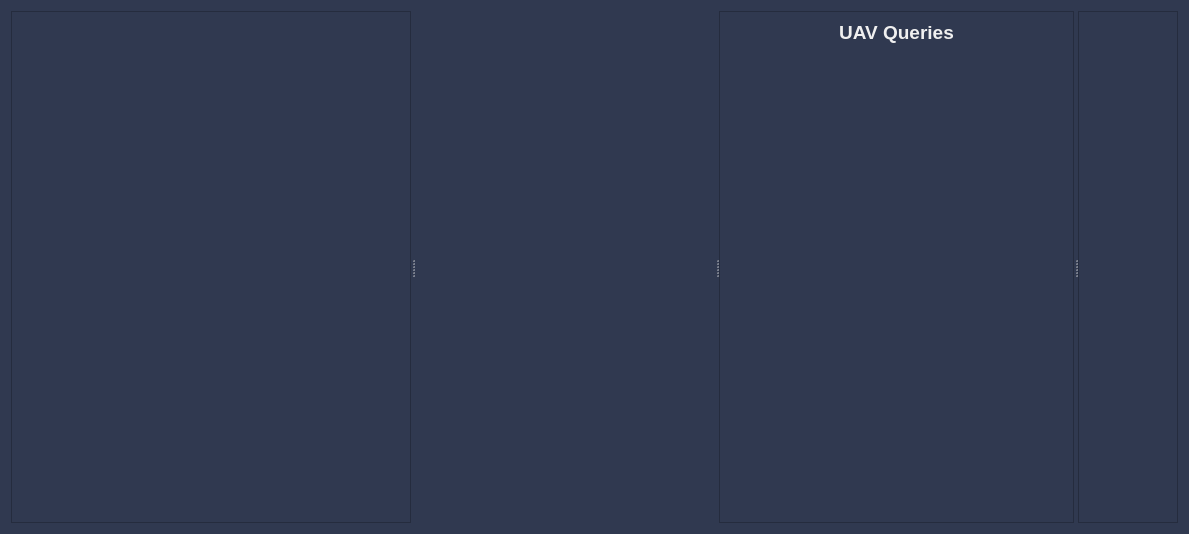
Above: src/rqt_gcs/resources/WidgetMain.ui from CSUN-SERL/lcar-bot before the change. Below: the same form after it.
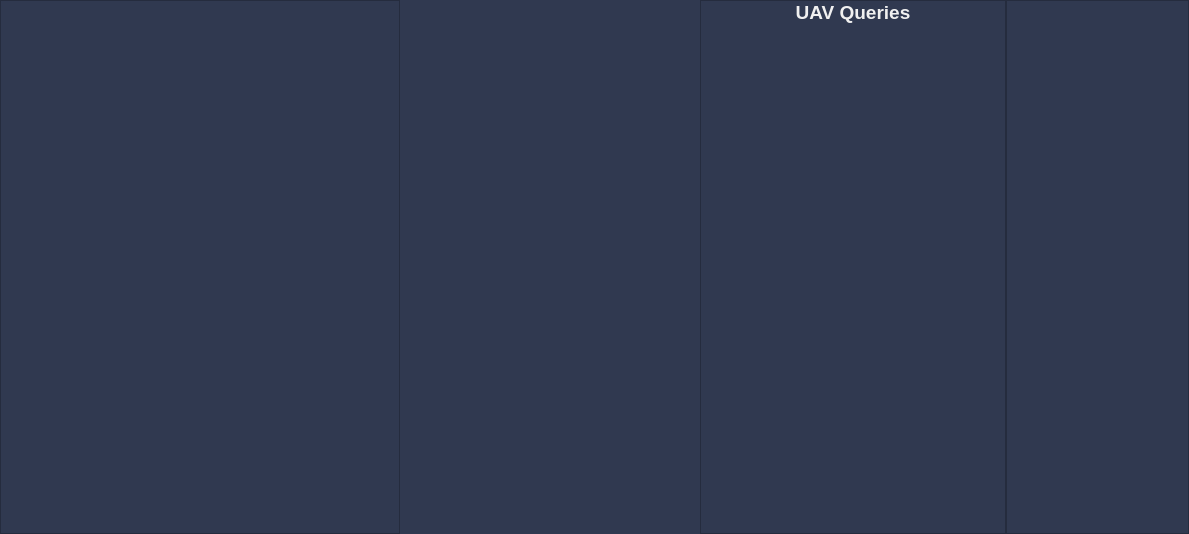
That is the form after the change.

Commit message: fixed some bad ui design choices like the splitter handles and overly flexible columns. next is adding map widget docking capability and intelligent camera view repositioning

Patch:
```diff
--- a/src/rqt_gcs/resources/WidgetMain.ui
+++ b/src/rqt_gcs/resources/WidgetMain.ui
@@ -50,15 +50,39 @@
 }</string>
   </property>
   <layout class="QGridLayout" name="gridLayout_2">
-   <item row="0" column="1">
+   <property name="leftMargin">
+    <number>0</number>
+   </property>
+   <property name="topMargin">
+    <number>0</number>
+   </property>
+   <property name="rightMargin">
+    <number>0</number>
+   </property>
+   <property name="bottomMargin">
+    <number>0</number>
+   </property>
+   <property name="spacing">
+    <number>0</number>
+   </property>
+   <item row="0" column="0">
     <widget class="QSplitter" name="splitter">
      <property name="orientation">
       <enum>Qt::Horizontal</enum>
      </property>
+     <property name="handleWidth">
+      <number>0</number>
+     </property>
      <property name="childrenCollapsible">
       <bool>false</bool>
      </property>
      <widget class="QFrame" name="frame">
+      <property name="sizePolicy">
+       <sizepolicy hsizetype="Minimum" vsizetype="Preferred">
+        <horstretch>0</horstretch>
+        <verstretch>0</verstretch>
+       </sizepolicy>
+      </property>
       <property name="minimumSize">
        <size>
         <width>400</width>
@@ -67,7 +91,7 @@
       </property>
       <property name="maximumSize">
        <size>
-        <width>1000</width>
+        <width>500</width>
         <height>16777215</height>
        </size>
       </property>
@@ -83,45 +107,45 @@
       <property name="frameShadow">
        <enum>QFrame::Raised</enum>
       </property>
-      <layout class="QVBoxLayout" name="verticalLayout">
+      <layout class="QGridLayout" name="gridLayout_5">
+       <property name="leftMargin">
+        <number>0</number>
+       </property>
        <property name="topMargin">
-        <number>12</number>
+        <number>21</number>
        </property>
-       <item>
-        <layout class="QVBoxLayout" name="PFDLayout"/>
+       <property name="rightMargin">
+        <number>0</number>
+       </property>
+       <property name="bottomMargin">
+        <number>0</number>
+       </property>
+       <property name="spacing">
+        <number>0</number>
+       </property>
+       <item row="0" column="0">
+        <layout class="QVBoxLayout" name="PFDLayout">
+         <property name="spacing">
+          <number>3</number>
+         </property>
+         <property name="bottomMargin">
+          <number>0</number>
+         </property>
+        </layout>
        </item>
-       <item>
+       <item row="1" column="0">
         <layout class="QVBoxLayout" name="OverviewLayout">
+         <property name="spacing">
+          <number>3</number>
+         </property>
          <property name="sizeConstraint">
           <enum>QLayout::SetDefaultConstraint</enum>
          </property>
+         <property name="topMargin">
+          <number>0</number>
+         </property>
         </layout>
        </item>
-       <item>
-        <widget class="QScrollArea" name="scrollArea_2">
-         <property name="frameShape">
-          <enum>QFrame::NoFrame</enum>
-         </property>
-         <property name="widgetResizable">
-          <bool>true</bool>
-         </property>
-         <widget class="QWidget" name="scrollAreaWidgetContents_5">
-          <property name="geometry">
-           <rect>
-            <x>0</x>
-            <y>0</y>
-            <width>380</width>
-            <height>477</height>
-           </rect>
-          </property>
-          <layout class="QGridLayout" name="gridLayout_4">
-           <item row="2" column="0">
-            <layout class="QVBoxLayout" name="UAVListLayout"/>
-           </item>
-          </layout>
-         </widget>
-        </widget>
-       </item>
       </layout>
      </widget>
      <widget class="QFrame" name="frame_2">
@@ -131,26 +155,44 @@
         <height>0</height>
        </size>
       </property>
+      <property name="maximumSize">
+       <size>
+        <width>1920</width>
+        <height>16777215</height>
+       </size>
+      </property>
       <property name="frameShape">
        <enum>QFrame::NoFrame</enum>
       </property>
       <property name="frameShadow">
        <enum>QFrame::Raised</enum>
       </property>
-      <layout class="QVBoxLayout" name="verticalLayout_2">
-       <item>
-        <layout class="QHBoxLayout" name="CameraLayout">
-         <property name="spacing">
-          <number>0</number>
-         </property>
-         <property name="sizeConstraint">
-          <enum>QLayout::SetNoConstraint</enum>
-         </property>
-        </layout>
-       </item>
-       <item>
+      <layout class="QGridLayout" name="gridLayout_7">
+       <property name="leftMargin">
+        <number>0</number>
+       </property>
+       <property name="topMargin">
+        <number>0</number>
+       </property>
+       <property name="rightMargin">
+        <number>0</number>
+       </property>
+       <property name="bottomMargin">
+        <number>0</number>
+       </property>
+       <property name="spacing">
+        <number>0</number>
+       </property>
+       <item row="1" column="0">
         <layout class="QHBoxLayout" name="MissionLayout"/>
        </item>
+       <item row="0" column="0">
+        <layout class="QGridLayout" name="CameraLayout">
+         <property name="spacing">
+          <number>0</number>
+         </property>
+        </layout>
+       </item>
       </layout>
      </widget>
      <widget class="QFrame" name="uavQueriesFame">
@@ -160,6 +202,12 @@
         <height>0</height>
        </size>
       </property>
+      <property name="maximumSize">
+       <size>
+        <width>400</width>
+        <height>16777215</height>
+       </size>
+      </property>
       <property name="frameShape">
        <enum>QFrame::StyledPanel</enum>
       </property>
@@ -167,6 +215,21 @@
        <enum>QFrame::Raised</enum>
       </property>
       <layout class="QGridLayout" name="gridLayout">
+       <property name="leftMargin">
+        <number>0</number>
+       </property>
+       <property name="topMargin">
+        <number>0</number>
+       </property>
+       <property name="rightMargin">
+        <number>0</number>
+       </property>
+       <property name="bottomMargin">
+        <number>0</number>
+       </property>
+       <property name="spacing">
+        <number>0</number>
+       </property>
        <item row="0" column="0">
         <layout class="QVBoxLayout" name="verticalLayout_3">
          <item>
@@ -217,8 +280,8 @@
              <rect>
               <x>0</x>
               <y>0</y>
-              <width>244</width>
-              <height>466</height>
+              <width>279</width>
+              <height>502</height>
              </rect>
             </property>
             <layout class="QGridLayout" name="gridLayout_3">
@@ -246,7 +309,10 @@
        </item>
       </layout>
      </widget>
-     <widget class="QFrame" name="frame_3">
+     <widget class="QFrame" name="frame_uav_list">
+      <property name="enabled">
+       <bool>true</bool>
+      </property>
       <property name="minimumSize">
        <size>
         <width>100</width>
@@ -269,6 +335,93 @@
        <property name="spacing">
         <number>0</number>
        </property>
+       <property name="leftMargin">
+        <number>0</number>
+       </property>
+       <property name="topMargin">
+        <number>0</number>
+       </property>
+       <property name="rightMargin">
+        <number>0</number>
+       </property>
+       <property name="bottomMargin">
+        <number>0</number>
+       </property>
+       <item>
+        <widget class="QScrollArea" name="scrollArea_2">
+         <property name="sizePolicy">
+          <sizepolicy hsizetype="MinimumExpanding" vsizetype="Expanding">
+           <horstretch>0</horstretch>
+           <verstretch>0</verstretch>
+          </sizepolicy>
+         </property>
+         <property name="frameShape">
+          <enum>QFrame::NoFrame</enum>
+         </property>
+         <property name="horizontalScrollBarPolicy">
+          <enum>Qt::ScrollBarAlwaysOff</enum>
+         </property>
+         <property name="widgetResizable">
+          <bool>true</bool>
+         </property>
+         <property name="alignment">
+          <set>Qt::AlignBottom|Qt::AlignLeading|Qt::AlignLeft</set>
+         </property>
+         <widget class="QWidget" name="scrollAreaWidgetContents_5">
+          <property name="geometry">
+           <rect>
+            <x>0</x>
+            <y>0</y>
+            <width>204</width>
+            <height>532</height>
+           </rect>
+          </property>
+          <property name="sizePolicy">
+           <sizepolicy hsizetype="Minimum" vsizetype="Preferred">
+            <horstretch>0</horstretch>
+            <verstretch>0</verstretch>
+           </sizepolicy>
+          </property>
+          <layout class="QGridLayout" name="gridLayout_4">
+           <property name="leftMargin">
+            <number>0</number>
+           </property>
+           <property name="topMargin">
+            <number>0</number>
+           </property>
+           <property name="rightMargin">
+            <number>0</number>
+           </property>
+           <property name="bottomMargin">
+            <number>0</number>
+           </property>
+           <property name="spacing">
+            <number>0</number>
+           </property>
+           <item row="0" column="0">
+            <layout class="QVBoxLayout" name="UAVListLayout">
+             <property name="spacing">
+              <number>6</number>
+             </property>
+             <item>
+              <spacer name="verticalSpacer">
+               <property name="orientation">
+                <enum>Qt::Vertical</enum>
+               </property>
+               <property name="sizeHint" stdset="0">
+                <size>
+                 <width>20</width>
+                 <height>40</height>
+                </size>
+               </property>
+              </spacer>
+             </item>
+            </layout>
+           </item>
+          </layout>
+         </widget>
+        </widget>
+       </item>
       </layout>
      </widget>
     </widget>
```
Left out of the diff: 4 changed lines with no effect on the pictures. The commit also changes 3 other files.
